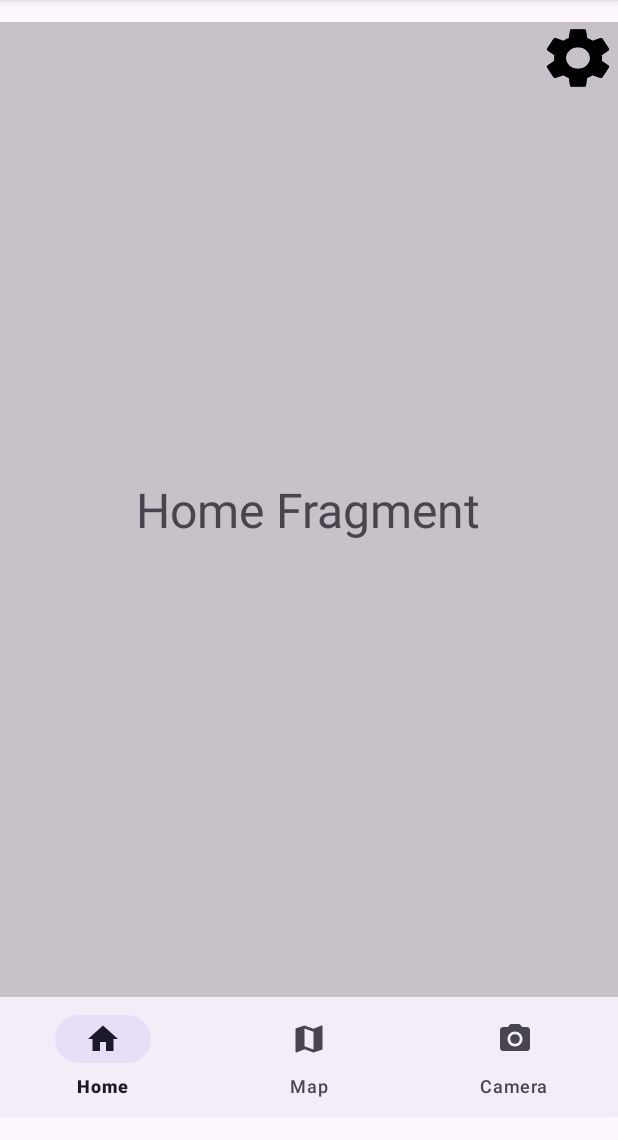
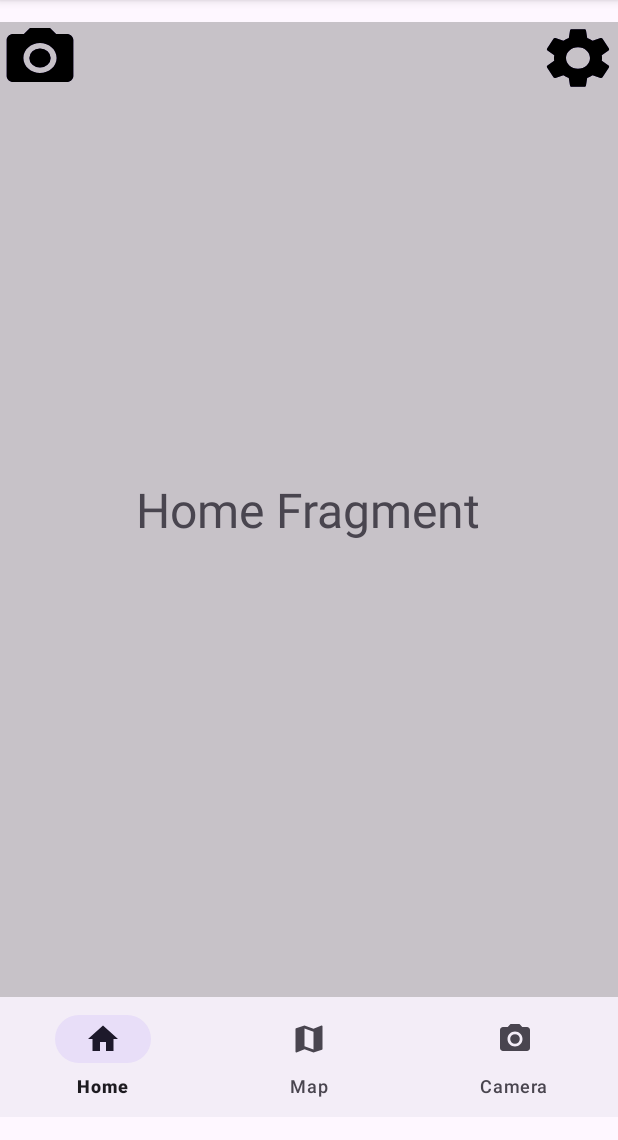
Before and after one commit to DeividasDavidavicius/Siuksles_V1, an Android app: the screen it shows after launch once a user with an empty profile is signed in (MainActivity), on a phone screen of 412 x 824 dp, the part 96-1236 px from its top. Run offline under Robolectric (Android 15) with nearby library versions, the phone set to English and light mode, and no system bars; our stand-ins replace Firebase (no records; nobody signed in at launch, a user with empty details on screens opened directly).

Commit message:
quick fix

```diff
--- a/app/src/main/java/com/example/siukslesv1/MainActivity.java
+++ b/app/src/main/java/com/example/siukslesv1/MainActivity.java
@@ -10,6 +10,8 @@ import android.os.Binder;
 import android.os.Bundle;
 import android.view.View;
 import android.widget.Button;
+import android.widget.ImageView;
+import android.widget.Toast;
 
 import com.example.siukslesv1.databinding.ActivityMainBinding;
 import com.google.firebase.auth.FirebaseAuth;
@@ -19,10 +21,12 @@ public class MainActivity extends AppCompatActivity {
 
     ActivityMainBinding binding;
     FirebaseAuth auth;
-    Button button;
-    Button button1;
-    Button button2;
+    Button settingsButton;
+    Button cameraButton;
     FirebaseUser user;
+
+    ImageView selectedImage;
+    Button cameraBtn;
 
     @Override
     protected void onCreate(Bundle savedInstanceState) {
@@ -48,26 +52,26 @@ public class MainActivity extends AppCompatActivity {
             return true;
         });
 
+        settingsButton = findViewById(R.id.Settings);
+        cameraButton = findViewById(R.id.Camera);
 
-
-        button1 = findViewById(R.id.Settings);
-
-        button1.setOnClickListener(new View.OnClickListener() {
+        settingsButton.setOnClickListener(new View.OnClickListener() {
             @Override
             public void onClick(View view) {
                 replaceFragment(new SettingsFragment());
             }
         });
-        button2 = findViewById(R.id.Logout);
-        button2.setOnClickListener(new View.OnClickListener() {
+
+        cameraButton.setOnClickListener(new View.OnClickListener() {
             @Override
             public void onClick(View view) {
-                replaceFragment(new ProfileFragment());
+                Intent intent = new Intent(getApplicationContext(), CameraActivity.class);
+                startActivity(intent);
+                finish();
             }
         });
 
         auth = FirebaseAuth.getInstance();
-        button = findViewById(R.id.Logout);
         user = auth.getCurrentUser();
 
         if(user == null) {
@@ -76,15 +80,19 @@ public class MainActivity extends AppCompatActivity {
             finish();
         }
 
-        button.setOnClickListener(new View.OnClickListener() {
+
+        // NUOTRAUKOS
+
+        //selectedImage = findViewById(R.id.displayImageView);
+        //cameraBtn = findViewById(R.id.cameraBtn);
+/*
+        cameraBtn.setOnClickListener(new View.OnClickListener() {
             @Override
             public void onClick(View view) {
-                FirebaseAuth.getInstance().signOut();
-                Intent intent = new Intent(getApplicationContext(), Login.class);
-                startActivity(intent);
-                finish();
+                Toast.makeText(MainActivity.this, "Camera Btn is Clicked", Toast.LENGTH_SHORT).show();
             }
-        });
+        }); */
+
     }
     private void replaceFragment(Fragment fragment){
         FragmentManager fragmentManager = getSupportFragmentManager();
@@ -101,9 +109,8 @@ public class MainActivity extends AppCompatActivity {
         Intent intent = new Intent(getApplicationContext(), Login.class);
         startActivity(intent);
         finish();
-
     }
-    public void SwitchFragment(View view)
+    public void switchFragmentToProfile(View view)
     {
         replaceFragment(new ProfileFragment());
     }
--- a/app/src/main/res/layout/activity_main.xml
+++ b/app/src/main/res/layout/activity_main.xml
@@ -24,13 +24,13 @@
             android:background="@drawable/baseline_settings_24" />
 
         <Button
-            android:id="@+id/Logout"
-            android:layout_width="wrap_content"
+            android:id="@+id/Camera"
+            android:layout_width="53dp"
             android:layout_height="wrap_content"
             android:layout_gravity="left"
-            android:text="@string/logout"
-            android:visibility="gone"
-            tools:visibility="gone" />
+            android:layout_marginLeft="0dp"
+            android:foreground="@drawable/baseline_photo_camera_24"
+            android:background="@drawable/baseline_photo_camera_24" />
 
         <com.google.android.material.navigation.NavigationView
             android:id="@+id/navigationView"
@@ -44,15 +44,6 @@
 
         </com.google.android.material.navigation.NavigationView>
 
-        <Button
-            android:id="@+id/Profile"
-            android:layout_width="wrap_content"
-            android:layout_height="wrap_content"
-            android:layout_marginLeft="100dp"
-            android:text="Profile"
-            android:visibility="gone"
-            tools:visibility="gone" />
-
     </FrameLayout>
 
     <com.google.android.material.bottomnavigation.BottomNavigationView
--- a/app/src/main/res/layout/fragment_settings.xml
+++ b/app/src/main/res/layout/fragment_settings.xml
@@ -28,7 +28,7 @@
         android:layout_height="wrap_content"
         android:layout_gravity="left"
         android:text="Profile"
-        android:onClick="SwitchFragment"
+        android:onClick="switchFragmentToProfile"
         tools:visibility="visible" />
 
 </FrameLayout>
--- a/app/src/main/res/values/colors.xml
+++ b/app/src/main/res/values/colors.xml
@@ -7,4 +7,10 @@
     <color name="teal_700">#FF018786</color>
     <color name="black">#FF000000</color>
     <color name="white">#FFFFFFFF</color>
+    <color name="background_gradient_start">#000000</color>
+    <color name="background_gradient_end">#DDDDDD</color>
+    <color name="fastlane_background">#0096a6</color>
+    <color name="search_opaque">#ffaa3f</color>
+    <color name="selected_background">#ffaa3f</color>
+    <color name="default_background">#3d3d3d</color>
 </resources>
```
Also changed, not shown: app/build.gradle (+6 -4 lines), app/src/main/AndroidManifest.xml (+33 -7 lines), app/src/main/java/com/example/siukslesv1/CameraActivity.java (added, +119 -0 lines), app/src/main/java/com/example/siukslesv1/CameraFragment.java (+13 -41 lines), app/src/main/res/drawable/default_background.xml (added, +9 -0 lines), app/src/main/res/layout/activity_camera.xml (added, +32 -0 lines), app/src/main/res/layout/fragment_camera.xml (+2 -6 lines), app/src/main/res/values/strings.xml (+17 -0 lines), app/src/main/res/xml/file_paths.xml (added, +15 -0 lines), app/src/main/res/drawable/app_icon_your_company.png (added), app/src/main/res/drawable/movie.png (added).
